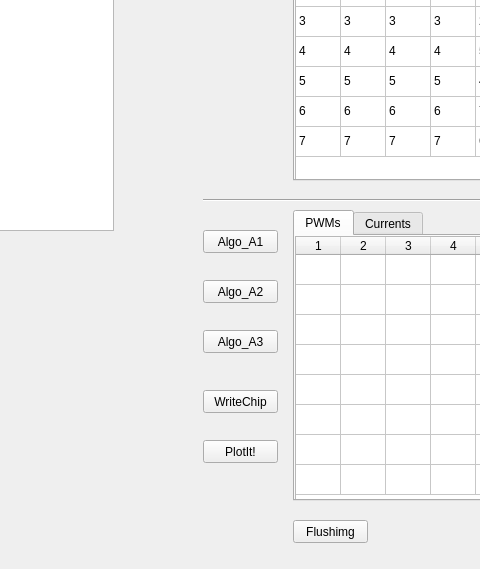
This is twoFirst01/dimmingdebugger_res.ui in hooloong/gitpython as Qt 5 draws it before an edit; both pictures show x 147 to 627 and y 139 to 708 of the 867 by 708 pixel window. The edited form follows.
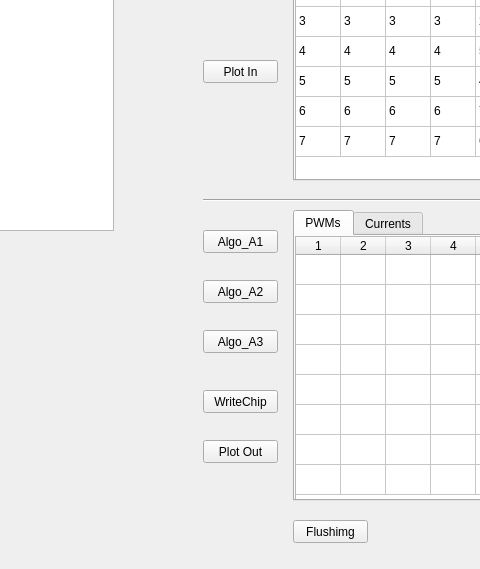
This is the edited form. Icons and pictures are not drawn.

Commit message: Updated the 3d ui part

The edit to the form file:
```diff
--- a/twoFirst01/dimmingdebugger_res.ui
+++ b/twoFirst01/dimmingdebugger_res.ui
@@ -1079,7 +1079,20 @@
      </rect>
     </property>
     <property name="text">
-     <string>PlotIt!</string>
+     <string>Plot Out</string>
+    </property>
+   </widget>
+   <widget class="QPushButton" name="pushButton_plotin">
+    <property name="geometry">
+     <rect>
+      <x>350</x>
+      <y>180</y>
+      <width>75</width>
+      <height>23</height>
+     </rect>
+    </property>
+    <property name="text">
+     <string>Plot In</string>
     </property>
    </widget>
   </widget>
```
Left out of the diff: 2 changed lines with no effect on the pictures. The commit also changes 1 other file.
